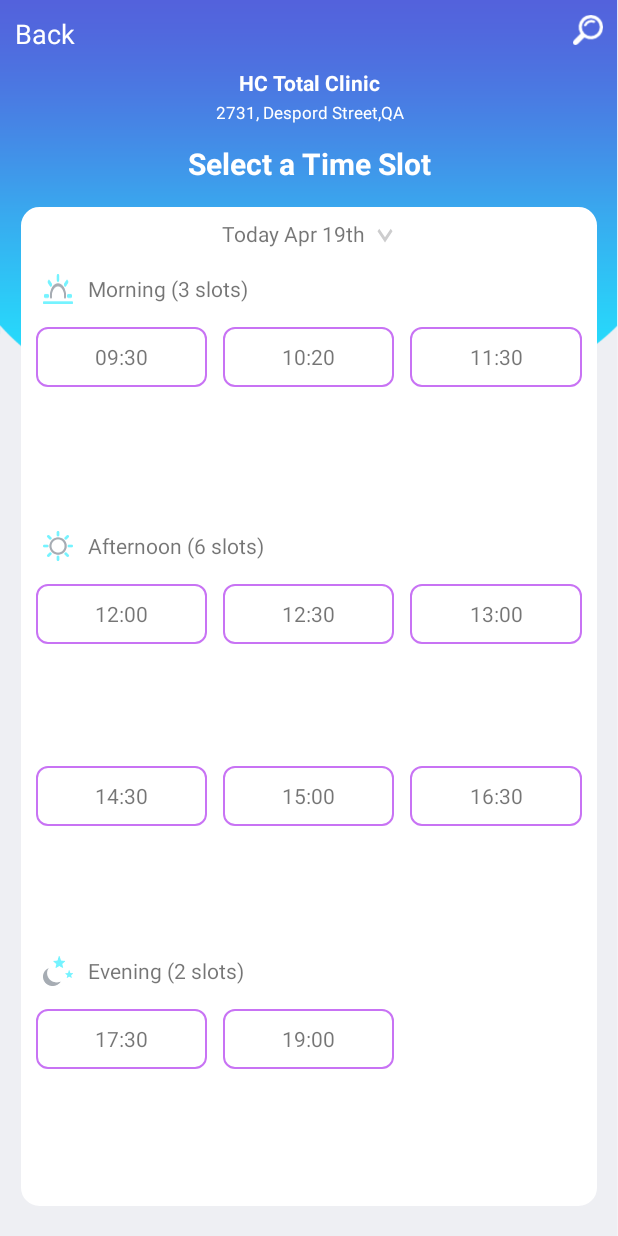
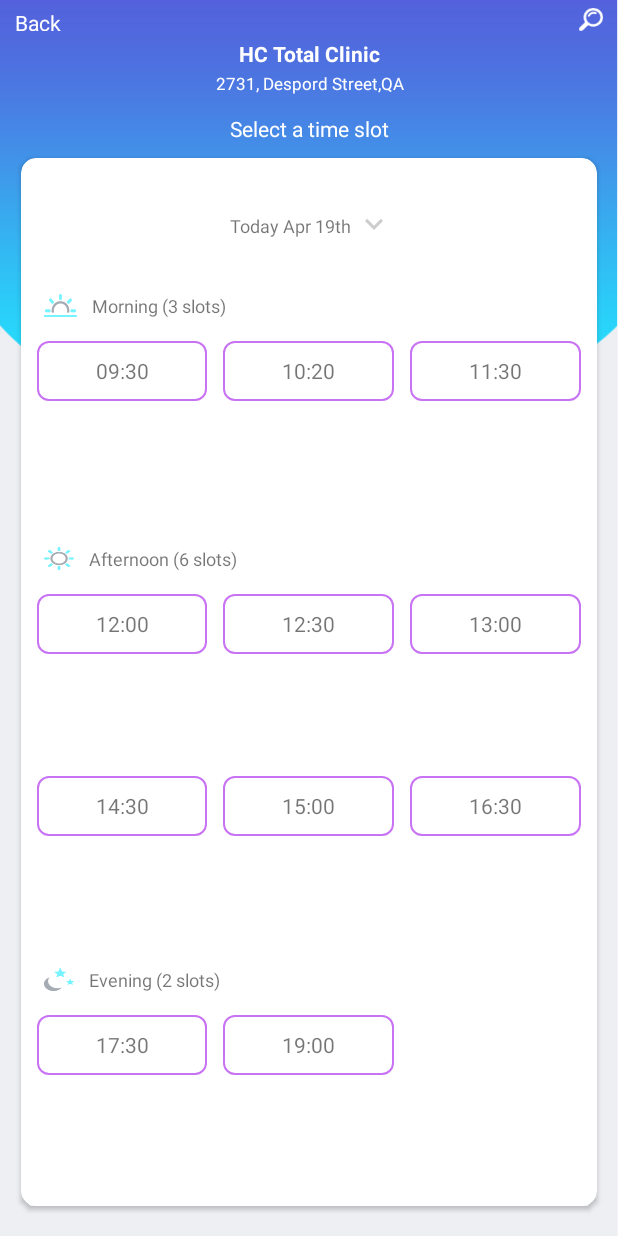
Before and after one commit to nehathakur834/MedInIn, an Android app: the TimeSlotActivity screen opened directly, with no data from a screen before it, on a phone screen of 412 x 824 dp. Run offline under Robolectric (Android 15) with nearby library versions, the phone set to English and light mode, and no system bars.

Commit message:
Intial Commit

```diff
--- a/app/build.gradle
+++ b/app/build.gradle
@@ -27,6 +27,7 @@ dependencies {
     implementation 'com.android.support:appcompat-v7:27.1.1'
     implementation 'com.android.support:support-v4:27.1.1'
     implementation 'com.android.support:cardview-v7:27.1.1'
+    implementation 'com.android.support:recyclerview-v7:27.1.1'
     implementation 'com.android.support:design:27.1.1'
     implementation 'com.android.support:design:27.1.1'
     implementation 'com.android.support.constraint:constraint-layout:1.1.2'
--- a/app/src/main/java/com/med/medinin/MainActivity.java
+++ b/app/src/main/java/com/med/medinin/MainActivity.java
@@ -22,6 +22,7 @@ import android.widget.LinearLayout;
 import android.widget.RelativeLayout;
 
 import com.med.medinin.fragment.AppointmentsFragment;
+import com.med.medinin.fragment.HomeFragment;
 import com.med.medinin.fragment.SettingFragment;
 import com.med.medinin.weather.WeatherFragment;
 
@@ -44,7 +45,7 @@ public class MainActivity extends AppCompatActivity {
         }
         fragmentManager = getSupportFragmentManager();
         if(savedInstanceState==null){
-            fragment = new WeatherFragment();
+            fragment = new HomeFragment();
             final FragmentTransaction transaction = fragmentManager.beginTransaction();
             transaction.replace(R.id.frame_fragment_containers, fragment).commit();
         }
@@ -80,7 +81,7 @@ public class MainActivity extends AppCompatActivity {
         lineHome.setOnClickListener(new View.OnClickListener() {
             @Override
             public void onClick(View view) {
-                fragment = new WeatherFragment();
+                fragment = new HomeFragment();
                 final FragmentTransaction transaction = fragmentManager.beginTransaction();
                 transaction.replace(R.id.frame_fragment_containers, fragment); // f2_container is your FrameLayout container
                 transaction.setTransition(FragmentTransaction.TRANSIT_FRAGMENT_OPEN);
--- a/app/src/main/res/drawable/ic_arrow_right.xml
+++ b/app/src/main/res/drawable/ic_arrow_right.xml
@@ -4,6 +4,6 @@
         android:viewportWidth="24.0"
         android:viewportHeight="24.0">
     <path
-        android:fillColor="#899bab"
+        android:fillColor="#FFD5D8DA"
         android:pathData="M8.59,16.34l4.58,-4.59 -4.58,-4.59L10,5.75l6,6 -6,6z"/>
 </vector>
--- a/app/src/main/res/layout/activity_timeslot.xml
+++ b/app/src/main/res/layout/activity_timeslot.xml
@@ -1,8 +1,9 @@
 <?xml version="1.0" encoding="utf-8"?>
-<RelativeLayout
-    xmlns:android="http://schemas.android.com/apk/res/android"
+<RelativeLayout xmlns:android="http://schemas.android.com/apk/res/android"
     android:layout_width="match_parent"
     android:layout_height="match_parent"
+    xmlns:app="http://schemas.android.com/apk/res-auto"
+    xmlns:card_view="http://schemas.android.com/tools"
     android:orientation="vertical"
     android:background="@drawable/bg_home">
 
@@ -17,29 +18,32 @@
             >
             <TextView
                 android:layout_width="wrap_content"
-                android:layout_height="20dp"
+                android:layout_height="15dp"
                 android:text="Back"
-                android:textSize="18sp"
+                android:textSize="14sp"
                 android:layout_alignParentLeft="true"
                 android:textColor="@color/color_white"
-                android:layout_margin="10dp"/>
+                android:layout_marginLeft="10dp"
+                android:layout_marginRight="10dp"
+                android:layout_marginTop="5dp"/>
 
             <ImageView
-                android:layout_width="20dp"
-                android:layout_height="20dp"
+                android:layout_width="16dp"
+                android:layout_height="15dp"
                 android:layout_alignParentRight="true"
                 android:background="@drawable/icon_serach"
-                android:layout_margin="10dp"/>
+                android:layout_marginLeft="10dp"
+                android:layout_marginRight="10dp"
+                android:layout_marginTop="5dp"/>
 
         </RelativeLayout>
+
 
         <TextView
             android:layout_width="match_parent"
             android:layout_height="20dp"
             android:text="HC Total Clinic"
             android:layout_marginTop="5dp"
-            android:layout_marginLeft="60dp"
-            android:layout_marginRight="60dp"
             android:layout_gravity="center"
             android:textStyle="bold"
             android:textColor="@color/color_white"
@@ -59,31 +63,41 @@
         <TextView
             android:layout_width="match_parent"
             android:layout_height="wrap_content"
-            android:text="Select a Time Slot"
+            android:text="Select a time slot"
             android:layout_marginTop="10dp"
-            android:layout_marginLeft="40dp"
-            android:layout_marginRight="40dp"
-            android:textSize="20sp"
-            android:layout_marginBottom="5dp"
             android:layout_gravity="center"
-            android:textStyle="bold"
             android:textColor="@color/color_white"
             android:gravity="center"/>
-        <LinearLayout
+
+        <android.support.v7.widget.CardView
             android:layout_width="match_parent"
             android:layout_height="0dp"
             android:layout_weight="1"
-            android:background="@drawable/shape"
             android:layout_marginTop="10dp"
             android:layout_marginLeft="14dp"
             android:layout_marginRight="14dp"
             android:layout_marginBottom="20dp"
+            android:elevation="8dp"
+            app:cardCornerRadius="10dp"
+            android:clipToPadding="false"
+            android:clipChildren="false"
+            card_view:cardElevation="10dp"
+            card_view:cardPreventCornerOverlap="false"
+            >
+
+        <LinearLayout
+            android:layout_width="match_parent"
+            android:layout_height="match_parent"
+            android:layout_marginLeft="5dp"
+            android:layout_marginRight="5dp"
             android:orientation="vertical">
 
             <LinearLayout
                 android:layout_width="match_parent"
                 android:layout_height="wrap_content"
                 android:gravity="center"
+                android:layout_marginTop="30dp"
+                android:layout_marginBottom="20dp"
                 android:orientation="horizontal">
 
                 <TextView
@@ -91,11 +105,13 @@
                     android:layout_height="30dp"
                     android:layout_gravity="right"
                     android:padding="3dp"
+                    android:gravity="center"
+                    android:textSize="12sp"
                     android:text="Today Apr 19th" />
 
                 <ImageView
-                    android:layout_width="20dp"
-                    android:layout_height="30dp"
+                    android:layout_width="wrap_content"
+                    android:layout_height="wrap_content"
                     android:background="@drawable/ic_arrow_down"/>
 
 
@@ -106,22 +122,24 @@
                 android:layout_height="0dp"
                 android:layout_weight="1"
                 android:orientation="vertical">
-
-
                 <LinearLayout
                     android:layout_width="match_parent"
                     android:layout_height="wrap_content"
                     android:orientation="horizontal"
+                    android:layout_gravity="center"
                     android:layout_margin="10dp">
 
                     <ImageView
-                        android:layout_width="20dp"
-                        android:layout_height="20dp"
+                        android:layout_width="22dp"
+                        android:layout_height="15dp"
+                        android:layout_gravity="center"
                         android:background="@drawable/icon_morning"/>
 
                     <TextView
                         android:layout_width="wrap_content"
-                        android:layout_height="20dp"
+                        android:layout_height="wrap_content"
+                        android:gravity="center"
+                        android:textSize="12sp"
                         android:layout_marginLeft="10dp"
                         android:text="Morning (3 slots)"/>
                 </LinearLayout>
@@ -169,16 +187,21 @@
                     android:layout_width="match_parent"
                     android:layout_height="wrap_content"
                     android:orientation="horizontal"
-                    android:layout_margin="10dp">
+                    android:layout_margin="10dp"
+                    android:layout_gravity="center">
 
                     <ImageView
                         android:layout_width="20dp"
-                        android:layout_height="20dp"
+                        android:layout_height="15dp"
+                        android:layout_gravity="center"
                         android:background="@drawable/icon_afternoon"/>
 
                     <TextView
                         android:layout_width="wrap_content"
-                        android:layout_height="20dp"
+                        android:layout_height="wrap_content"
+                        android:gravity="center"
+                        android:textSize="12sp"
+                        android:layout_gravity="center"
                         android:layout_marginLeft="10dp"
                         android:text="Afternoon (6 slots)"/>
                 </LinearLayout>
@@ -273,17 +296,22 @@
                     android:layout_height="wrap_content"
                     android:orientation="horizontal"
                     android:layout_marginLeft="10dp"
+                    android:layout_gravity="center"
                     android:layout_marginRight="10dp"
                     android:layout_marginBottom="10dp">
 
                     <ImageView
                         android:layout_width="20dp"
-                        android:layout_height="20dp"
+                        android:layout_height="15dp"
+                        android:layout_gravity="center"
                         android:background="@drawable/icon_evening"/>
 
                     <TextView
                         android:layout_width="wrap_content"
-                        android:layout_height="20dp"
+                        android:layout_height="wrap_content"
+                        android:gravity="center"
+                        android:textSize="12sp"
+                        android:layout_gravity="center"
                         android:layout_marginLeft="10dp"
                         android:text="Evening (2 slots)"/>
                 </LinearLayout>
@@ -326,5 +354,6 @@
 
             </LinearLayout>
         </LinearLayout>
+        </android.support.v7.widget.CardView>
     </LinearLayout>
 </RelativeLayout>
--- a/app/src/main/res/layout/info_window_layout.xml
+++ b/app/src/main/res/layout/info_window_layout.xml
@@ -23,7 +23,7 @@
                 android:layout_width="wrap_content"
                 android:layout_height="40dp"
                 android:layout_marginRight="10dp"
-
+                android:layout_gravity="center"
                 android:background="@drawable/icon_stethoscope"/>
 
         </LinearLayout>
@@ -59,7 +59,8 @@
                 <TextView
                     android:layout_width="wrap_content"
                     android:layout_height="wrap_content"
-                    android:text="(99)" />
+                    android:text="(99)"
+                    android:textSize="11sp"/>
 
 
             </LinearLayout>
--- a/app/src/main/res/values/colors.xml
+++ b/app/src/main/res/values/colors.xml
@@ -46,6 +46,8 @@
     <color name="color_blue">#73f3ff</color>
     <color name="transparent">#00000000</color>
     <color name="gcolor">#eeeff3</color>
+    <color name="blue_appcolor">#f2fdff</color>
+    <color name="darkblue_color">#f2fdff</color>
 
     <color name="gradientPeriodicClouds_c1">#ffffff</color>
     <color name="gradientPeriodicClouds_c2">#ffffff</color>
```
Also changed, not shown: app/src/main/java/com/med/medinin/adapter/HomeAdapter.java (added, +69 -0 lines), app/src/main/java/com/med/medinin/fragment/HomeFragment.java (added, +67 -0 lines), app/src/main/java/com/med/medinin/model/DataModel.java (added, +32 -0 lines), app/src/main/res/drawable-xxxhdpi/et_linear_blue.xml (added, +37 -0 lines), app/src/main/res/drawable/circle.xml (+3 -5 lines), app/src/main/res/layout/activity_appointmentlist.xml (+61 -22 lines), app/src/main/res/layout/activity_main.xml (+4 -4 lines), app/src/main/res/layout/frag_home.xml (added, +120 -0 lines), app/src/main/res/layout/itemlist_appoint.xml (+14 -4 lines), app/src/main/res/layout/itemlist_recycler.xml (added, +31 -0 lines), app/src/main/res/drawable-hdpi/cd_line.png (added), app/src/main/res/drawable-hdpi/icon_marker.png (added), app/src/main/res/drawable-mdpi/icon_marker.png (deleted).
